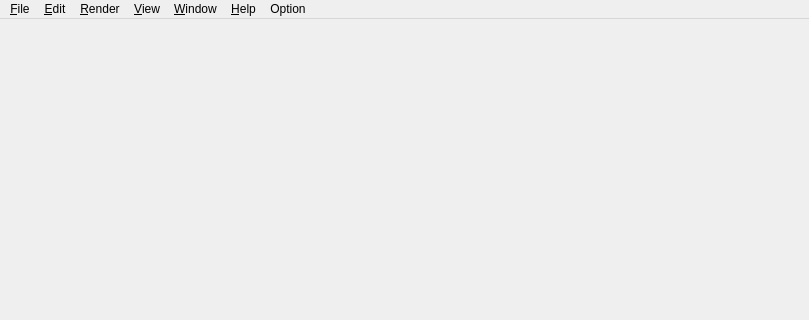
Above: ui/zenoedit/zenomainwindow.ui from zenustech/zeno before the change; both pictures show x 0 to 809 and y 0 to 320 of the 809 by 611 pixel window. Below: the same form after it.
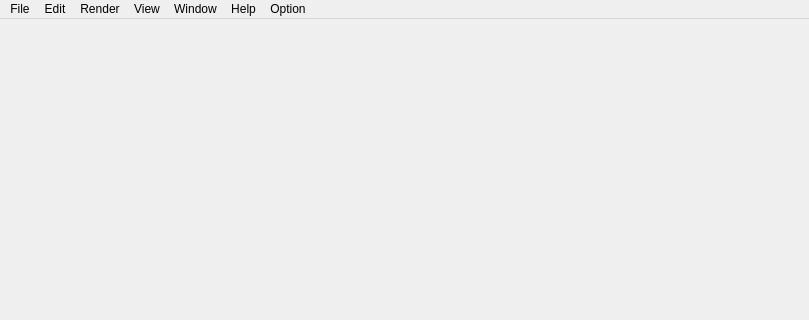
That is the form after the change.

```diff
--- a/ui/zenoedit/zenomainwindow.ui
+++ b/ui/zenoedit/zenomainwindow.ui
@@ -28,7 +28,7 @@
    </property>
    <widget class="QMenu" name="menuFile">
     <property name="title">
-     <string>&amp;File</string>
+     <string>File</string>
     </property>
     <widget class="QMenu" name="menu_Export">
      <property name="title">
@@ -61,7 +61,7 @@
    </widget>
    <widget class="QMenu" name="menuEdit">
     <property name="title">
-     <string>&amp;Edit</string>
+     <string>Edit</string>
     </property>
     <addaction name="actionUndo"/>
     <addaction name="actionRedo"/>
@@ -76,7 +76,7 @@
    </widget>
    <widget class="QMenu" name="menuRender">
     <property name="title">
-     <string>&amp;Render</string>
+     <string>Render</string>
     </property>
     <addaction name="actionSmooth_Shading"/>
     <addaction name="actionNormal_Check"/>
@@ -91,7 +91,7 @@
    </widget>
    <widget class="QMenu" name="menuView">
     <property name="title">
-     <string>&amp;View</string>
+     <string>View</string>
     </property>
     <widget class="QMenu" name="menuEnvTex">
      <property name="title">
@@ -117,7 +117,7 @@
    </widget>
    <widget class="QMenu" name="menuWindow">
     <property name="title">
-     <string>&amp;Window</string>
+     <string>Window</string>
     </property>
     <widget class="QMenu" name="menuCustom_Layout">
      <property name="title">
@@ -130,7 +130,7 @@
    </widget>
    <widget class="QMenu" name="menuHelp">
     <property name="title">
-     <string>&amp;Help</string>
+     <string>Help</string>
     </property>
     <addaction name="actionEnglish_Chinese"/>
     <addaction name="actionShortcutList"/>
```
Left out of the diff: 24 changed lines with no effect on the pictures.
